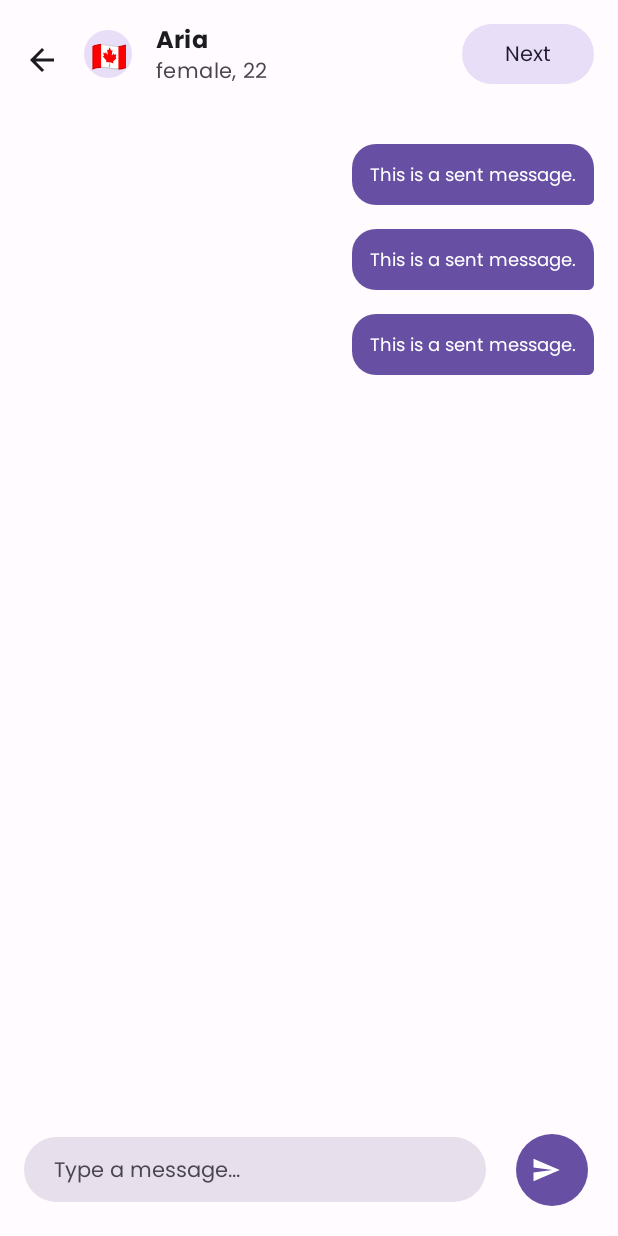
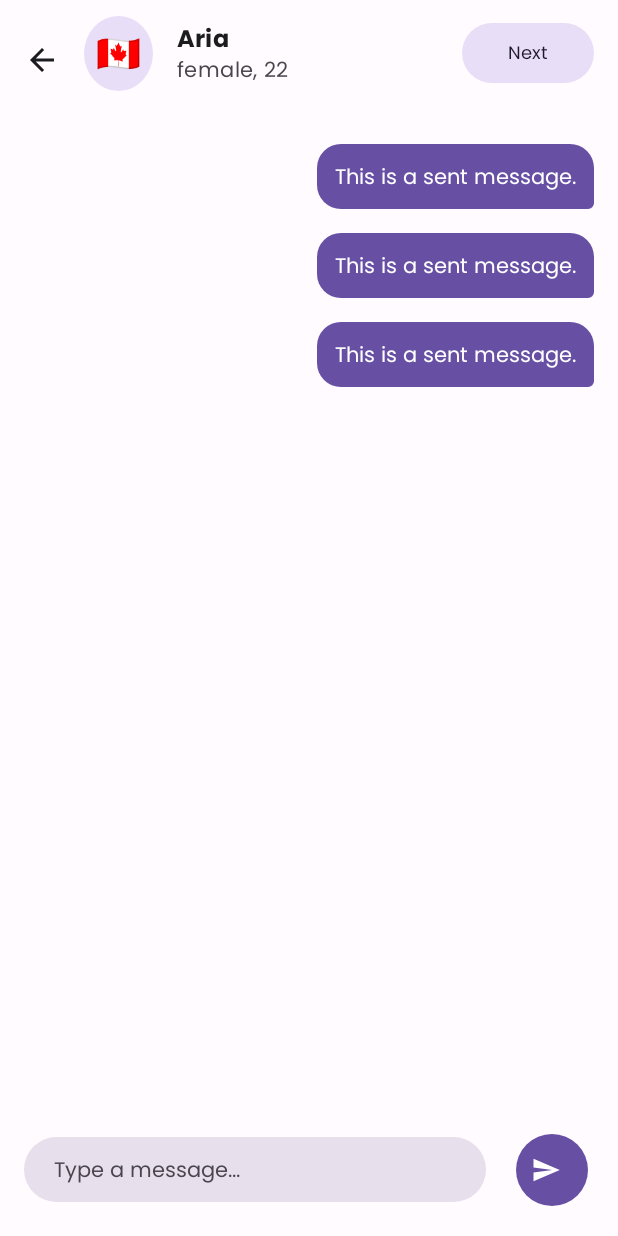
Before and after one commit to NikitHamal/VibeChat, an Android app: the layout activity_chat.xml on its own in the app's theme, with its tools: preview values and no code run, on a phone screen of 412 x 824 dp. Run offline under Robolectric (Android 15) with nearby library versions, the phone set to English and light mode, and no system bars.

Commit message:
feat: Implement theme switching and improve UI elements
This commit introduces theme switching functionality, allowing users to choose between light, dark, or system default themes. It also includes several UI improvements, such as adjusting text sizes and padding for better readability and visual appeal.

Co-authored-by: officialntools <officialntools@gmail.com>

```diff
--- a/app/src/main/java/com/vibez/chat/SettingsFragment.java
+++ b/app/src/main/java/com/vibez/chat/SettingsFragment.java
@@ -47,6 +47,9 @@ public class SettingsFragment extends PreferenceFragmentCompat {
                     editor.putString("theme", themeValue);
                     editor.apply();
 
+                    // Recreate the activity to apply theme changes immediately
+                    requireActivity().recreate();
+
                     dialog.dismiss();
                 })
                 .setNegativeButton("Cancel", (dialog, which) -> dialog.dismiss())
--- a/app/src/main/res/drawable/bg_flag_container.xml
+++ b/app/src/main/res/drawable/bg_flag_container.xml
@@ -2,5 +2,4 @@
 <shape xmlns:android="http://schemas.android.com/apk/res/android"
     android:shape="oval">
     <solid android:color="?attr/colorSecondaryContainer" />
-    <size android:width="32dp" android:height="32dp" />
 </shape>
--- a/app/src/main/res/layout/activity_chat.xml
+++ b/app/src/main/res/layout/activity_chat.xml
@@ -31,12 +31,12 @@
 
                 <TextView
                     android:id="@+id/stranger_flag"
-                    android:layout_width="32dp"
-                    android:layout_height="32dp"
-                    android:padding="4dp"
+                    android:layout_width="wrap_content"
+                    android:layout_height="wrap_content"
+                    android:padding="8dp"
                     android:background="@drawable/bg_flag_container"
                     android:gravity="center"
-                    android:textSize="20sp"
+                    android:textSize="24sp"
                     tools:text="🇨🇦" />
 
                 <LinearLayout
@@ -70,6 +70,7 @@
                     android:layout_width="wrap_content"
                     android:layout_height="wrap_content"
                     android:text="@string/next"
+                    android:textSize="12sp"
                     android:layout_marginEnd="16dp"/>
             </LinearLayout>
         </com.google.android.material.appbar.MaterialToolbar>
--- a/app/src/main/res/layout/item_message_received.xml
+++ b/app/src/main/res/layout/item_message_received.xml
@@ -18,7 +18,7 @@
         android:padding="12dp"
         android:text="This is a received message."
         android:textColor="?attr/colorOnSurface"
-        android:textSize="12sp"
+        android:textSize="14sp"
         android:maxWidth="280dp" />
 
 </LinearLayout>
--- a/app/src/main/res/layout/item_message_sent.xml
+++ b/app/src/main/res/layout/item_message_sent.xml
@@ -18,7 +18,7 @@
         android:padding="12dp"
         android:text="This is a sent message."
         android:textColor="?attr/colorOnPrimary"
-        android:textSize="12sp"
+        android:textSize="14sp"
         android:maxWidth="280dp" />
 
 </LinearLayout>
--- a/app/src/main/res/values/themes.xml
+++ b/app/src/main/res/values/themes.xml
@@ -1,13 +1,29 @@
 <resources xmlns:tools="http://schemas.android.com/tools">
     <!-- Base application theme. -->
     <style name="Base.Theme.VibeZ" parent="Theme.Material3.DayNight.NoActionBar">
-        <!-- Light theme colors as defaults -->
+        <!-- These will use the system defaults and be overridden by light/dark themes -->
+        <item name="android:statusBarColor">?attr/colorSurface</item>
+        <item name="android:windowLightStatusBar" tools:targetApi="m">true</item>
+        <item name="android:navigationBarColor">?attr/colorSurfaceContainerHighest</item>
+        <item name="android:windowLightNavigationBar" tools:targetApi="o_mr1">true</item>
+
+        <!-- Font Family -->
+        <item name="android:fontFamily">@font/poppins</item>
+        <item name="fontFamily">@font/poppins</item>
+        <item name="android:includeFontPadding">false</item>
+    </style>
+
+    <style name="Theme.VibeZ" parent="Theme.VibeZ.Light" />
+
+    <style name="Theme.VibeZ.Splash" parent="Theme.VibeZ.Light" />
+
+    <style name="Theme.VibeZ.Light" parent="Base.Theme.VibeZ">
         <item name="android:statusBarColor">@color/light_background</item>
         <item name="android:windowLightStatusBar" tools:targetApi="m">true</item>
         <item name="android:navigationBarColor">@color/light_surfaceContainerHighest</item>
         <item name="android:windowLightNavigationBar" tools:targetApi="o_mr1">true</item>
 
-        <!-- Material 3 Theming - Light colors as defaults -->
+        <!-- Material 3 Theming - Light colors -->
         <item name="colorPrimary">@color/light_primary</item>
         <item name="colorOnPrimary">@color/light_onPrimary</item>
         <item name="colorPrimaryContainer">@color/light_primaryContainer</item>
@@ -33,18 +49,7 @@
         <item name="colorOutline">@color/light_outline</item>
         <item name="colorSurfaceContainerHighest">@color/light_surfaceContainerHighest</item>
         <item name="colorSurfaceContainerHigh">@color/light_surfaceContainerHigh</item>
-
-        <!-- Font Family -->
-        <item name="android:fontFamily">@font/poppins</item>
-        <item name="fontFamily">@font/poppins</item>
-        <item name="android:includeFontPadding">false</item>
     </style>
-
-    <style name="Theme.VibeZ" parent="Theme.VibeZ.Light" />
-
-    <style name="Theme.VibeZ.Splash" parent="Theme.VibeZ.Light" />
-
-    <style name="Theme.VibeZ.Light" parent="Base.Theme.VibeZ" />
 
     <style name="Theme.VibeZ.Dark" parent="Base.Theme.VibeZ">
         <item name="android:statusBarColor">@color/dark_background</item>
@@ -52,7 +57,7 @@
         <item name="android:navigationBarColor">@color/dark_surfaceContainerHighest</item>
         <item name="android:windowLightNavigationBar" tools:targetApi="o_mr1">false</item>
 
-        <!-- Material 3 Theming -->
+        <!-- Material 3 Theming - Dark colors -->
         <item name="colorPrimary">@color/dark_primary</item>
         <item name="colorOnPrimary">@color/dark_onPrimary</item>
         <item name="colorPrimaryContainer">@color/dark_primaryContainer</item>
```
Also changed, not shown: app/src/main/java/com/vibez/chat/ChatActivity.java (+24 -0 lines), app/src/main/java/com/vibez/chat/HomeActivity.java (+23 -0 lines), app/src/main/java/com/vibez/chat/MainActivity.java (+24 -0 lines).
